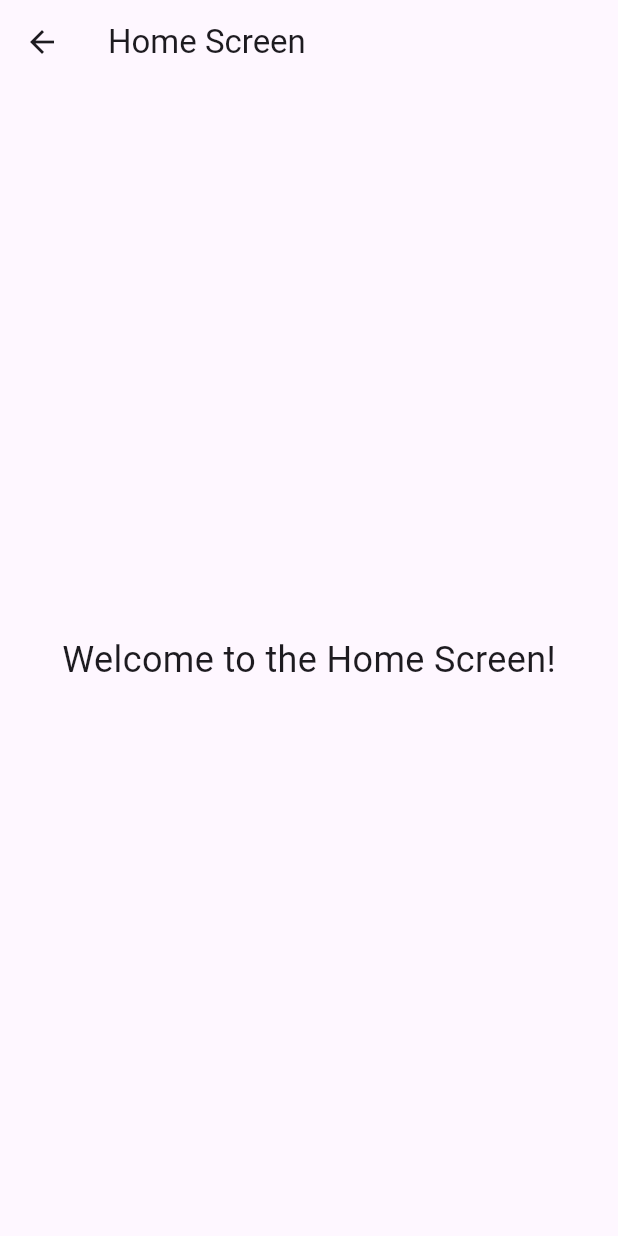
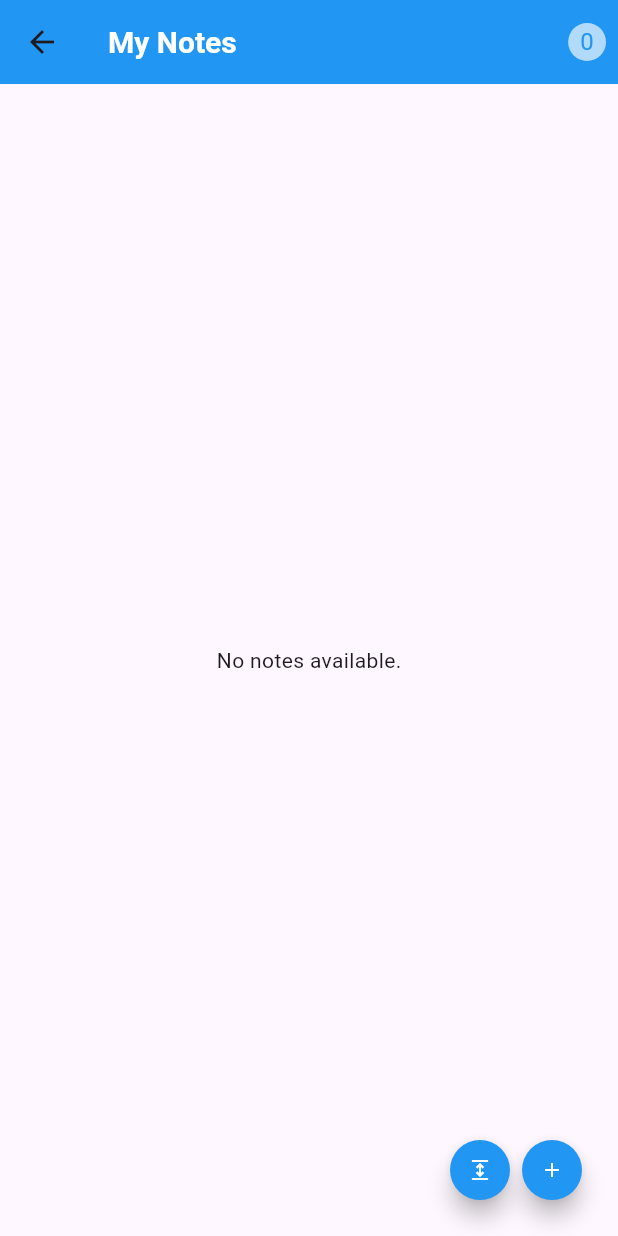
Before and after one commit to Official-turttle/flutter-note-app, a Flutter app: the HomeScreen screen opened by its route, on a phone screen of 412 x 824 dp. Run offline on Flutter 3.47's test engine with Material 3 defaults, Android fonts, the light colour scheme and no system bars; our stand-ins replace cloud_firestore, firebase_auth, firebase_core; accounts and stored records are empty.

Commit message:
Task B2 - Display only the note for the users ,  appbar displays the total amount of note exist for the user

```diff
--- /dev/null
+++ b/lib/components/ui/appbar.dart
@@ -0,0 +1,43 @@
+import 'package:flutter/material.dart';
+
+class CustomAppBar extends StatelessWidget implements PreferredSizeWidget {
+  final int totalNotes;
+
+  const CustomAppBar({
+    Key? key,
+    required this.totalNotes,
+  }) : super(key: key);
+
+  @override
+  Widget build(BuildContext context) {
+    return AppBar(
+      title: Text("My Notes"),
+      titleTextStyle: TextStyle(
+        fontSize: 20,
+        fontWeight: FontWeight.bold,
+        color: Colors.white,
+      ),
+      backgroundColor: Colors.blue,
+      actions: [
+        Padding(
+          padding: const EdgeInsets.all(8.0),
+          child: Container(
+            padding: EdgeInsets.all(8.0),
+            decoration: BoxDecoration(
+              color: Colors.white.withValues(alpha: 0.65),
+              shape: BoxShape.circle,
+            ),
+            child: Center(
+              child: Text(
+                '$totalNotes',
+                style: TextStyle(fontSize: 16, color: Colors.blue),
+              ),
+            ),
+          ),
+        ),
+      ],
+    );
+  }
+
+  Size get preferredSize => Size.fromHeight(kToolbarHeight);
+}
--- /dev/null
+++ b/lib/data/model/notes.dart
@@ -0,0 +1,27 @@
+class Note {
+  final String title;
+  final String content;
+  final String userId;
+
+  Note({
+    required this.title,
+    required this.content,
+    required this.userId,
+  });
+
+  factory Note.fromJson(Map<String, dynamic> json) {
+    return Note(
+      title: json['title'] ?? '',
+      content: json['content'] ?? '',
+      userId: json['userId'] ?? '',
+    );
+  }
+
+  Map<String, dynamic> toJson() {
+    return {
+      'title': title,
+      'content': content,
+      'userId': userId,
+    };
+  }
+}
--- /dev/null
+++ b/lib/data/repository/notes.dart
@@ -0,0 +1,62 @@
+import 'package:cloud_firestore/cloud_firestore.dart';
+import 'package:firebase_auth/firebase_auth.dart';
+import 'package:map_exam/data/model/notes.dart';
+
+class NoteRepository {
+  final FirebaseFirestore _firebaseFirestore = FirebaseFirestore.instance;
+
+  // Fetching all notes
+  Future<List<Note>> getNotes() async {
+    try {
+      final String userId = FirebaseAuth.instance.currentUser!.uid;
+      QuerySnapshot data = await _firebaseFirestore
+          .collection('notes')
+          .where('userId', isEqualTo: userId)
+          .get();
+      print("fetch note for userId: $userId, found ${data.docs.length} notes.");
+      List<Note> notes = data.docs.map((doc) {
+        return Note.fromJson(doc.data() as Map<String, dynamic>);
+      }).toList();
+
+      return notes;
+    } catch (e) {
+      print("Error fetching notes: $e");
+      return [];
+    }
+  }
+
+  // Adding a new note
+  Future<void> addNote(Note note) async {
+    try {
+      await _firebaseFirestore.collection('notes').add({
+        'title': note.title,
+        'content': note.content,
+        'userId': note.userId,
+      });
+    } catch (e) {
+      print("Error adding note: $e");
+    }
+  }
+
+  // Updating a note
+  Future<void> updateNote(String id, Note note) async {
+    try {
+      await _firebaseFirestore.collection('notes').doc(id).update({
+        'title': note.title,
+        'content': note.content,
+        'updatedAt': FieldValue.serverTimestamp(),
+      });
+    } catch (e) {
+      print("Error updating note: $e");
+    }
+  }
+
+  // Deleting a note
+  Future<void> deleteNote(String id) async {
+    try {
+      await _firebaseFirestore.collection('notes').doc(id).delete();
+    } catch (e) {
+      print("Error deleting note: $e");
+    }
+  }
+}
--- a/lib/main.dart
+++ b/lib/main.dart
@@ -2,6 +2,7 @@ import 'package:firebase_core/firebase_core.dart';
 import 'package:flutter/material.dart';
 import 'package:map_exam/routes/routes.dart';
 import 'package:map_exam/viewmodel/login_viewmodel.dart';
+import 'package:map_exam/viewmodel/note_viewmodel.dart';
 import 'package:provider/provider.dart';
 
 // import 'login_screen.dart';
@@ -26,16 +27,18 @@ class App extends StatelessWidget {
 
   @override
   Widget build(BuildContext context) {
-    return ChangeNotifierProvider(
-      create: (context) => LoginViewModel(), // Provide the LoginViewModel
+    return MultiProvider(
+      providers: [
+        ChangeNotifierProvider(create: (context) => LoginViewModel()),
+        ChangeNotifierProvider(create: (context) => NotesViewModel()),
+      ],
       child: MaterialApp(
         title: 'myFirst',
         theme: ThemeData(
           primarySwatch: Colors.blue,
         ),
-        initialRoute: AppRoutes.login, // Set initial route to login screen
-        routes:
-            AppRoutes.routes(), // Use the routes defined in the AppRoutes class
+        initialRoute: AppRoutes.login,
+        routes: AppRoutes.routes(),
       ),
     );
   }
--- a/lib/view/home/home_screen.dart
+++ b/lib/view/home/home_screen.dart
@@ -1,18 +1,32 @@
 import 'package:flutter/material.dart';
+import 'package:map_exam/view/home/widgets/note_list.dart';
+import 'package:map_exam/viewmodel/note_viewmodel.dart';
+import 'package:provider/provider.dart';
+import 'package:map_exam/components/ui/appbar.dart';
 
-class HomeScreen extends StatelessWidget {
+class HomeScreen extends StatefulWidget {
+  @override
+  _HomeScreenState createState() => _HomeScreenState();
+}
+
+class _HomeScreenState extends State<HomeScreen> {
+  @override
+  void initState() {
+    super.initState();
+    // Fetch notes for the current user
+    Provider.of<NotesViewModel>(context, listen: false).fetchNotes();
+  }
+
   @override
   Widget build(BuildContext context) {
+    final notesViewModel = Provider.of<NotesViewModel>(context);
+
     return Scaffold(
-      appBar: AppBar(
-        title: Text('Home Screen'),
+      appBar: CustomAppBar(
+        totalNotes:
+            notesViewModel.notes.length, // Dynamically pass the total notes
       ),
-      body: Center(
-        child: Text(
-          'Welcome to the Home Screen!',
-          style: TextStyle(fontSize: 24),
-        ),
-      ),
+      body: NoteListWidget(),
     );
   }
 }
--- /dev/null
+++ b/lib/view/home/widgets/note_list.dart
@@ -0,0 +1,119 @@
+import 'package:flutter/material.dart';
+import 'package:map_exam/viewmodel/note_viewmodel.dart';
+import 'package:provider/provider.dart';
+
+class NoteListWidget extends StatelessWidget {
+  @override
+  Widget build(BuildContext context) {
+    final notesViewModel = Provider.of<NotesViewModel>(context);
+
+    if (notesViewModel.isLoading) {
+      return Center(child: CircularProgressIndicator());
+    }
+
+    return Stack(
+      children: [
+        notesViewModel.notes.isEmpty
+            ? Center(child: Text("No notes available."))
+            : ListView.builder(
+                itemCount: notesViewModel.notes.length,
+                itemBuilder: (context, index) {
+                  final note = notesViewModel.notes[index];
+
+                  return Card(
+                    margin: EdgeInsets.symmetric(vertical: 8, horizontal: 16),
+                    elevation: 4,
+                    shape: RoundedRectangleBorder(
+                      borderRadius: BorderRadius.circular(8),
+                    ),
+                    child: Container(
+                      padding:
+                          EdgeInsets.symmetric(vertical: 8, horizontal: 12),
+                      child: ListTile(
+                        contentPadding: EdgeInsets.zero,
+                        title: Text(
+                          note.title,
+                          style: TextStyle(
+                            fontWeight: FontWeight.bold,
+                            fontSize: 16,
+                          ),
+                        ),
+                        subtitle: Text(
+                          note.content,
+                          style: TextStyle(fontSize: 12),
+                        ),
+                        trailing: Row(
+                          mainAxisSize: MainAxisSize.min,
+                          children: [
+                            IconButton(
+                              icon: Icon(Icons.edit, color: Colors.blue),
+                              onPressed: () {
+                                print("Edit note: ${note.title}");
+                              },
+                            ),
+                            IconButton(
+                              icon: Icon(Icons.delete, color: Colors.red),
+                              onPressed: () {
+                                print("Delete note: ${note.title}");
+                              },
+                            ),
+                          ],
+                        ),
+                        onTap: () {
+                          print("Tapped on ${note.title}");
+                        },
+                      ),
+                    ),
+                  );
+                },
+              ),
+
+        // Floating Action Buttons
+        Positioned(
+          bottom: 20,
+          right: 20,
+          child: Row(
+            mainAxisSize: MainAxisSize.min,
+            children: [
+              // "Show Less" button
+              FloatingActionButton(
+                onPressed: () {
+                  // Logic for "Add New"
+                  print("Add New pressed");
+                },
+                mini: true,
+                backgroundColor: Colors.blue,
+                shape: RoundedRectangleBorder(
+                  borderRadius: BorderRadius.circular(50),
+                ),
+                tooltip: 'Add New Note',
+                child: Icon(
+                  Icons.expand_outlined,
+                  color: Colors.white,
+                  size: 16,
+                ),
+              ),
+
+              FloatingActionButton(
+                onPressed: () {
+                  print("Collapse pressed");
+                },
+                mini: true,
+                backgroundColor: Colors.blue,
+                shape: RoundedRectangleBorder(
+                  borderRadius: BorderRadius.circular(50),
+                ),
+                tooltip: 'Add New Note',
+                child: Icon(
+                  Icons.add,
+                  color: Colors.white,
+                  size: 16,
+                ),
+              )
+            ],
+          ),
+        ),
+      ],
+    );
+  }
+}
--- /dev/null
+++ b/lib/viewmodel/note_viewmodel.dart
@@ -0,0 +1,42 @@
+import 'package:firebase_auth/firebase_auth.dart';
+import 'package:flutter/material.dart';
+import 'package:map_exam/data/model/notes.dart';
+import 'package:map_exam/data/repository/notes.dart';
+
+class NotesViewModel extends ChangeNotifier {
+  List<Note> _notes = [];
+  List<Note> get notes => _notes;
+
+  bool _isLoading = false;
+  bool get isLoading => _isLoading;
+
+  final NoteRepository _noteRepository = NoteRepository();
+
+  // Fetch notes for the logged-in user
+  Future<void> fetchNotes() async {
+    print("Fetching notes for user...");
+    _notes = await _noteRepository.getNotes();
+    notifyListeners();
+  }
+
+  // Add a new note
+  Future<void> addNote(String title, String content) async {
+    final String userId =
+        FirebaseAuth.instance.currentUser!.uid; // Get the current user's UID
+    await _noteRepository
+        .addNote(Note(title: title, content: content, userId: userId));
+    await fetchNotes();
+  }
+
+  // Update an existing note
+  Future<void> updateNote(String id, Note note) async {
+    await _noteRepository.updateNote(id, note);
+    await fetchNotes();
+  }
+
+  // Delete a note
+  Future<void> deleteNote(String id) async {
+    await _noteRepository.deleteNote(id);
+    await fetchNotes(); // Re-fetch notes
+  }
+}
```
